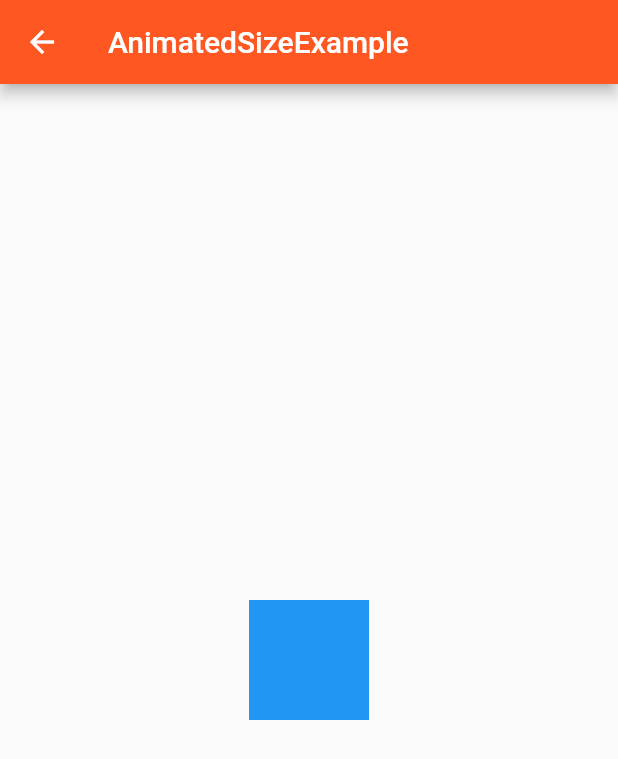
After one commit to VlatkovicB/flutter_playground, a Flutter app: the AnimatedSizeExample screen opened by its route, on a phone screen of 412 x 824 dp. The commit adds this screen. Shown: the top 759 px of the screen. Run offline on Flutter 3.47's test engine with Material 2 defaults, Android fonts, the phone set to English and light mode, and no system bars; Roboto replaces fonts that are missing (Roboto-Regular.ttf).

Commit message:
Done animated size

```diff
--- a/lib/imports.dart
+++ b/lib/imports.dart
@@ -9,6 +9,7 @@ export './screens/tab_bar_example.dart';
 export './screens/collapsable_toolbar_example.dart';
 export './screens/bottom_navigation_example.dart';
 export './screens/animated_icons_example.dart';
+export './screens/animated_size_example.dart';
 
 // WIDGETS
 export './widgets/menu_button.dart';
--- a/lib/main.dart
+++ b/lib/main.dart
@@ -22,6 +22,7 @@ class MyApp extends StatelessWidget {
             CollapsableToolbarExample(),
         BottomNavigationExample.routeName: (ctx) => BottomNavigationExample(),
         AnimatedIconsExample.routeName: (ctx) => AnimatedIconsExample(),
+        AnimatedSizeExample.routeName: (ctx) => AnimatedSizeExample(),
       },
     );
   }
--- /dev/null
+++ b/lib/screens/animated_size_example.dart
@@ -0,0 +1,61 @@
+import 'package:flutter/material.dart';
+
+class AnimatedSizeExample extends StatefulWidget {
+  static const String routeName = '/animatedsize-example';
+
+  @override
+  _AnimatedSizeExampleState createState() => _AnimatedSizeExampleState();
+}
+
+class _AnimatedSizeExampleState extends State<AnimatedSizeExample>
+    with TickerProviderStateMixin {
+  double _height = 80.0;
+  double _width = 80.0;
+  var _color = Colors.blue;
+  bool _resized = false;
+
+  @override
+  Widget build(BuildContext context) {
+    return Scaffold(
+      appBar: AppBar(
+        title: Text('AnimatedSizeExample'),
+      ),
+      body: Center(
+        child: Column(
+          mainAxisAlignment: MainAxisAlignment.center,
+          children: <Widget>[
+            AnimatedSize(
+              curve: Curves.easeInOutBack,
+              child: GestureDetector(
+                onTap: () {
+                  setState(
+                    () {
+                      if (_resized) {
+                        _resized = false;
+                        _color = Colors.blue;
+                        _height = 80.0;
+                        _width = 80.0;
+                      } else {
+                        _resized = true;
+                        _color = Colors.lightBlue;
+                        _height = 320.0;
+                        _width = 320.0;
+                      }
+                    },
+                  );
+                },
+                child: Container(
+                  width: _width,
+                  color: _color,
+                  height: _height,
+                ),
+              ),
+              vsync: this,
+              duration: Duration(seconds: 1),
+            )
+          ],
+        ),
+      ),
+    );
+  }
+}
--- a/lib/screens/home_page.dart
+++ b/lib/screens/home_page.dart
@@ -49,6 +49,9 @@ class _HomePageState extends State<HomePage> with TickerProviderStateMixin {
     MenuButton(
         routeName: AnimatedIconsExample.routeName,
         title: "Animated Icons Example"),
+    MenuButton(
+        routeName: AnimatedSizeExample.routeName,
+        title: "Animated Size Example"),
   ];
 
   void _toggleView() {
```
